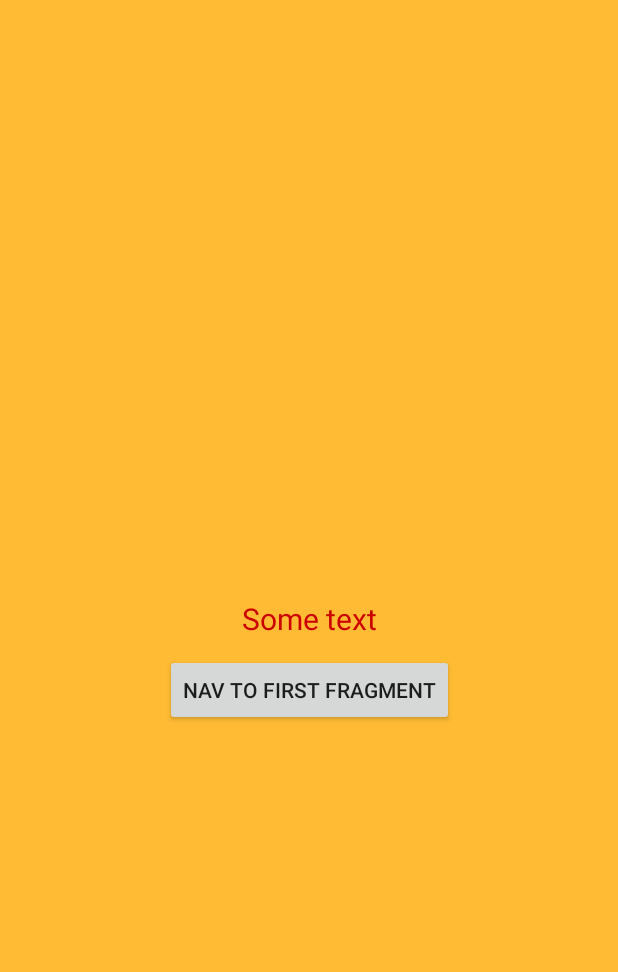
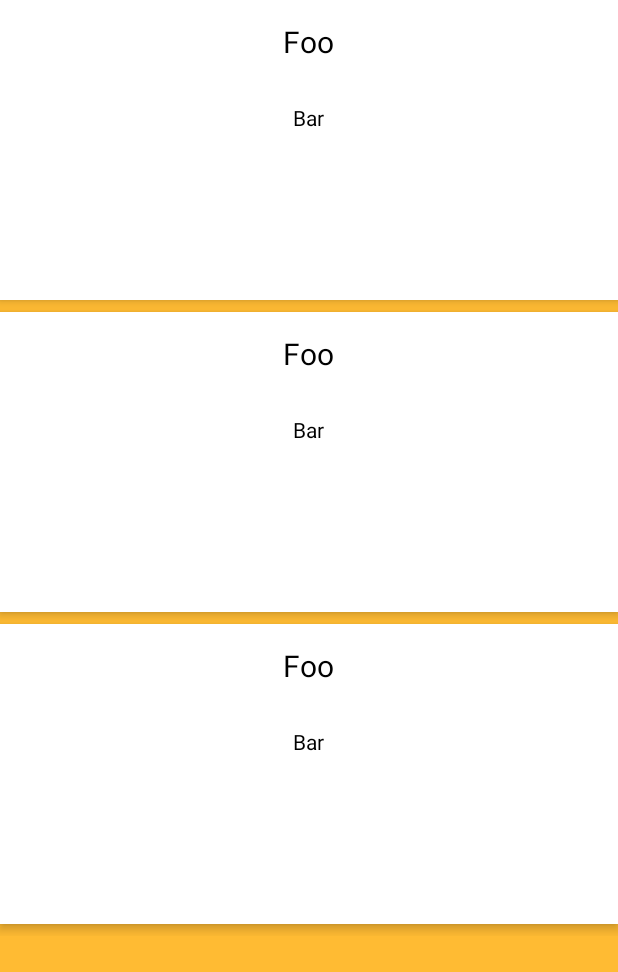
Before and after one commit to aminev-eg/NordLesson18, an Android app: the layout fragment_second.xml on its own in the app's theme, with its tools: preview values and no code run, on a phone screen of 412 x 824 dp. Shown: the top 972 px of the screen. Run offline under Robolectric (Android 15) with nearby library versions, the phone set to English and light mode, and no system bars.

Commit message:
Many changes, so enjoy

```diff
--- a/app/src/main/AndroidManifest.xml
+++ b/app/src/main/AndroidManifest.xml
@@ -1,6 +1,8 @@
 <?xml version="1.0" encoding="utf-8"?>
 <manifest xmlns:android="http://schemas.android.com/apk/res/android"
     package="com.reactivelabs.androidapp">
+
+    <uses-permission android:name="android.permission.INTERNET"/>
 
     <application
         android:allowBackup="true"
@@ -9,7 +11,7 @@
         android:roundIcon="@mipmap/ic_launcher_round"
         android:supportsRtl="true"
         android:theme="@style/AppTheme">
-        <activity android:name=".MainActivity">
+        <activity android:name=".ui.MainActivity">
             <intent-filter>
                 <action android:name="android.intent.action.MAIN" />
 
--- a/app/src/main/java/com/reactivelabs/androidapp/MainActivity.kt
+++ b/app/src/main/java/com/reactivelabs/androidapp/ui/MainActivity.kt
@@ -1,8 +1,8 @@
-package com.reactivelabs.androidapp
+package com.reactivelabs.androidapp.ui
 
-import android.content.Intent
 import androidx.appcompat.app.AppCompatActivity
 import android.os.Bundle
+import com.reactivelabs.androidapp.R
 import kotlinx.android.synthetic.main.activity_main.*
 
 class MainActivity : AppCompatActivity() {
--- a/app/src/main/res/layout/fragment_second.xml
+++ b/app/src/main/res/layout/fragment_second.xml
@@ -1,32 +1,22 @@
 <?xml version="1.0" encoding="utf-8"?>
-<androidx.constraintlayout.widget.ConstraintLayout xmlns:android="http://schemas.android.com/apk/res/android"
+<FrameLayout xmlns:android="http://schemas.android.com/apk/res/android"
     xmlns:app="http://schemas.android.com/apk/res-auto"
     xmlns:tools="http://schemas.android.com/tools"
-    android:orientation="vertical"
     android:layout_width="match_parent"
     android:layout_height="match_parent"
     android:background="@android:color/holo_orange_light">
 
-    <TextView
-        android:id="@+id/sampleText"
-        android:layout_width="wrap_content"
-        android:layout_height="wrap_content"
-        android:textSize="20sp"
-        android:textColor="@android:color/holo_red_dark"
-        app:layout_constraintTop_toTopOf="parent"
-        app:layout_constraintStart_toStartOf="parent"
-        app:layout_constraintEnd_toEndOf="parent"
-        app:layout_constraintBottom_toBottomOf="parent"
-        tools:text="Some text"/>
+    <androidx.core.widget.NestedScrollView
+        android:layout_width="match_parent"
+        android:layout_height="match_parent">
 
-    <Button
-        android:id="@+id/navToFragment1"
-        android:layout_width="wrap_content"
-        android:layout_height="wrap_content"
-        android:layout_marginTop="10dp"
-        android:text="Nav to first fragment"
-        app:layout_constraintStart_toStartOf="parent"
-        app:layout_constraintEnd_toEndOf="parent"
-        app:layout_constraintTop_toBottomOf="@id/sampleText"/>
+        <androidx.recyclerview.widget.RecyclerView
+            android:id="@+id/postsList"
+            android:layout_width="match_parent"
+            android:layout_height="match_parent"
+            app:layoutManager="androidx.recyclerview.widget.LinearLayoutManager"
+            tools:listitem="@layout/item_post"/>
 
-</androidx.constraintlayout.widget.ConstraintLayout>
+    </androidx.core.widget.NestedScrollView>
+
+</FrameLayout>
--- /dev/null
+++ b/app/src/main/res/layout/item_post.xml
@@ -0,0 +1,30 @@
+<?xml version="1.0" encoding="utf-8"?>
+<LinearLayout xmlns:android="http://schemas.android.com/apk/res/android"
+    xmlns:tools="http://schemas.android.com/tools"
+    android:orientation="vertical"
+    android:layout_width="match_parent"
+    android:layout_height="200dp"
+    android:layout_marginBottom="8dp"
+    android:gravity="center_horizontal"
+    android:elevation="4dp"
+    android:background="@android:color/white">
+
+    <TextView
+        android:id="@+id/title"
+        android:layout_width="wrap_content"
+        android:layout_height="wrap_content"
+        android:layout_weight="1"
+        android:paddingTop="14dp"
+        android:textColor="@android:color/black"
+        android:textSize="20sp"
+        tools:text="Foo"/>
+
+    <TextView
+        android:id="@+id/body"
+        android:layout_width="wrap_content"
+        android:layout_height="wrap_content"
+        android:layout_weight="4"
+        android:textColor="@android:color/black"
+        tools:text="Bar"/>
+
+</LinearLayout>
```
Also changed, not shown: app/build.gradle (+12 -0 lines), app/src/main/java/com/reactivelabs/androidapp/data/Entities.kt (added, +8 -0 lines), app/src/main/java/com/reactivelabs/androidapp/data/SimpleApi.kt (added, +24 -0 lines), app/src/main/java/com/reactivelabs/androidapp/data/SimpleRepository.kt (added, +70 -0 lines), app/src/main/java/com/reactivelabs/androidapp/ui/FirstFragment.kt (renamed from app/src/main/java/com/reactivelabs/androidapp/FirstFragment.kt, +13 -3 lines), app/src/main/java/com/reactivelabs/androidapp/ui/SecondFragment.kt (renamed from app/src/main/java/com/reactivelabs/androidapp/SecondFragment.kt, +12 -6 lines), app/src/main/java/com/reactivelabs/androidapp/ui/SimpleAdapter.kt (added, +39 -0 lines), app/src/main/res/layout/fragment_first.xml (+17 -4 lines).
